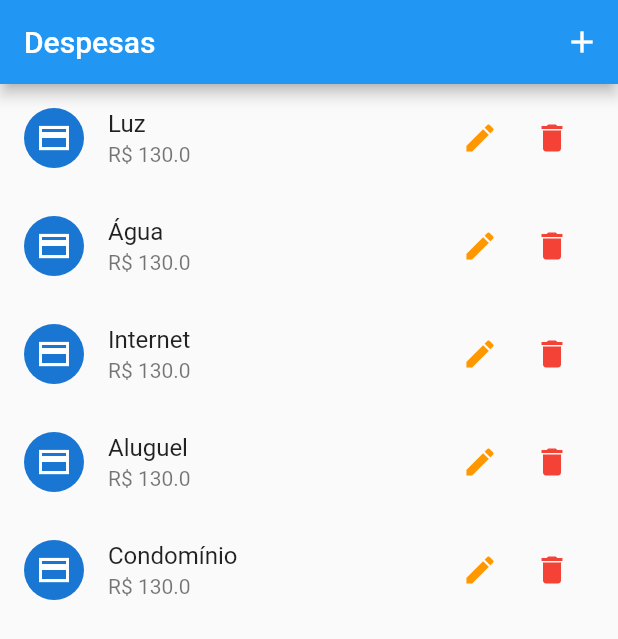
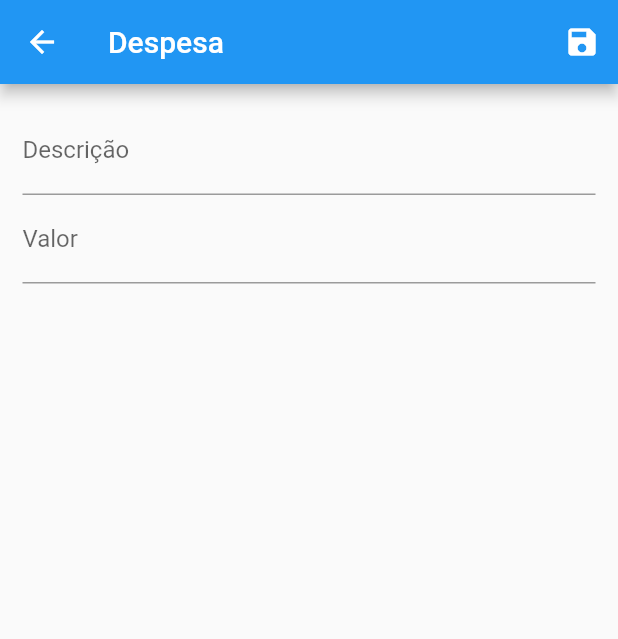
Before and after one commit to davidrezende/financial_expert, a Flutter app: the screen it shows after launch, after a tap on the "edit" icon, on a phone screen of 412 x 824 dp. Shown: the top 639 px of the screen. Run offline on Flutter 3.47's test engine with Material 2 defaults, Android fonts, the phone set to English and light mode, and no system bars.

Commit message:
add new expense feature

```diff
--- a/lib/components/expense_list.dart
+++ b/lib/components/expense_list.dart
@@ -1,6 +1,7 @@
 import 'package:financial_expert/components/expense_tile.dart';
-import 'package:financial_expert/data/expense_data.dart';
+import 'package:financial_expert/provider/expenses.dart';
 import 'package:flutter/material.dart';
+import 'package:provider/provider.dart';
 
 class ExpenseList extends StatelessWidget {
   const ExpenseList({Key? key}) : super(key: key);
@@ -8,11 +9,11 @@ class ExpenseList extends StatelessWidget {
 
   @override
   Widget build(BuildContext context) {
-    var expenses = {...DUMMY_EXPENSES};
+    final ExpensesProvider expenses = Provider.of(context);
 
     return ListView.builder(
-        itemCount: expenses.length,
-        itemBuilder: (ctx, i) => ExpenseTile(expenses.values.elementAt(i)),
+        itemCount: expenses.count,
+        itemBuilder: (ctx, i) => ExpenseTile(expenses.byIndex(i)),
       );
   }
 }
--- a/lib/components/expense_tile.dart
+++ b/lib/components/expense_tile.dart
@@ -1,4 +1,5 @@
 import 'package:financial_expert/model/expense.dart';
+import 'package:financial_expert/routes/app_routes.dart';
 import 'package:flutter/material.dart';
 
 class ExpenseTile extends StatelessWidget {
@@ -18,12 +19,14 @@ class ExpenseTile extends StatelessWidget {
           child: Row(
             children: <Widget>[
               IconButton(
-                icon: Icon(Icons.edit),
-                onPressed: () {},
+                icon: const Icon(Icons.edit),
+                onPressed: () {
+                  Navigator.of(context).pushNamed(AppRoutes.EXPENSE_FORM, arguments: expense);
+                },
                 color: Colors.orange,
               ),
                IconButton(
-                icon: Icon(Icons.delete),
+                icon: const Icon(Icons.delete),
                 onPressed: () {},
                 color: Colors.red,
               ),
--- a/lib/data/expense_data.dart
+++ b/lib/data/expense_data.dart
@@ -1,9 +1,14 @@
 import 'package:financial_expert/model/expense.dart';
 
 var DUMMY_EXPENSES = {
-  '1': Expense(1, 'Luz', 'D', 130.00, 3, 2022),
-  '2': Expense(2, 'Água', 'D', 130.00, 3, 2022),
-  '3': Expense(3, 'Internet', 'D', 130.00, 3, 2022),
-  '4': Expense(4, 'Aluguel', 'D', 130.00, 3, 2022),
-  '5': Expense(5, 'Condomínio', 'D', 130.00, 3, 2022),
+  '1': Expense(
+      id: 1, name: 'Luz', type: 'D', value: 130.00, month: 3, year: 2022),
+  '2': Expense(
+      id: 2, name: 'Água', type: 'D', value: 130.00, month: 3, year: 2022),
+  '3': Expense(
+      id: 3, name: 'Internet', type: 'D', value: 130.00, month: 3, year: 2022),
+  '4': Expense(
+      id: 4, name: 'Aluguel', type: 'D', value: 130.00, month: 3, year: 2022),
+  '5': Expense(
+      id: 5, name: 'Condomínio', type: 'D', value: 130.00, month: 3, year: 2022)
 };
--- a/lib/main.dart
+++ b/lib/main.dart
@@ -1,5 +1,9 @@
+import 'package:financial_expert/provider/expenses.dart';
+import 'package:financial_expert/routes/app_routes.dart';
+import 'package:financial_expert/views/expense_form.dart';
 import 'package:financial_expert/views/expense_page.dart';
 import 'package:flutter/material.dart';
+import 'package:provider/provider.dart';
 
 void main() {
   runApp(const MyApp());
@@ -11,12 +15,19 @@ class MyApp extends StatelessWidget {
   // This widget is the root of your application.
   @override
   Widget build(BuildContext context) {
-    return MaterialApp(
-      title: 'Flutter Demo',
-      theme: ThemeData(
-        primarySwatch: Colors.blue,
-      ),
-      home: ExpensePage()
+    return MultiProvider(
+      providers: [
+        ChangeNotifierProvider(create: (ctx) => ExpensesProvider()),
+      ],
+      child: MaterialApp(
+          title: 'Financial Expert',
+          theme: ThemeData(
+            primarySwatch: Colors.blue,
+          ),
+          routes: {
+            AppRoutes.HOME: (_) => ExpensePage(),
+            AppRoutes.EXPENSE_FORM: (_) => ExpenseForm(),
+          }),
     );
   }
 }
--- a/lib/model/expense.dart
+++ b/lib/model/expense.dart
@@ -1,18 +1,16 @@
-
-
 class Expense {
-  final int id;
+  final int? id;
   final String name;
   final double value;
-  final String type;
-  final int month;
-  final int year;
-  Expense(
+  final String? type;
+  final int? month;
+  final int? year;
+  Expense({
     this.id,
-    this.name,
+    required this.name,
     this.type,
-    this.value,
+    required this.value,
     this.month,
     this.year,
-  );
+  });
 }
--- /dev/null
+++ b/lib/routes/app_routes.dart
@@ -0,0 +1,6 @@
+class AppRoutes {
+
+  static const HOME = '/';
+  static const EXPENSE_FORM = '/expense-form';
+
+}
--- a/lib/views/expense_form.dart
+++ b/lib/views/expense_form.dart
@@ -0,0 +1,64 @@
+import 'package:financial_expert/model/expense.dart';
+import 'package:financial_expert/provider/expenses.dart';
+import 'package:flutter/material.dart';
+import 'package:provider/provider.dart';
+
+class ExpenseForm extends StatelessWidget {
+  final _form = GlobalKey<FormState>();
+  final Map<String, Object> _formData = {};
+  @override
+  Widget build(BuildContext context) {
+    return Scaffold(
+        appBar: AppBar(
+          title: const Text('Despesa'),
+          actions: <Widget>[
+            IconButton(
+              icon: const Icon(Icons.save),
+              onPressed: () {
+                final isValid = _form.currentState?.validate();
+
+                if (isValid != null && isValid) {
+                  _form.currentState?.save();
+                  Provider.of<ExpensesProvider>(context, listen: false).put(
+                    Expense(
+                      name: _formData['name'].toString(),
+                      value: double.parse(_formData['value'].toString()),
+                    ),
+                  );
+                  Navigator.of(context).pop();
+                }
+              },
+            )
+          ],
+        ),
+        body: Padding(
+          padding: const EdgeInsets.all(15),
+          child: Form(
+              key: _form,
+              child: Column(
+                children: <Widget>[
+                  TextFormField(
+                    decoration: const InputDecoration(labelText: 'Descrição'),
+                    validator: (value) {
+                      if (value == null || value.isEmpty) {
+                        return 'Inválido';
+                      }
+                      return null;
+                    },
+                    onSaved: (value) => _formData['name'] = value!,
+                  ),
+                  TextFormField(
+                    decoration: const InputDecoration(labelText: 'Valor'),
+                    validator: (value) {
+                      if (value == null || value.isEmpty) {
+                        return 'Inválido';
+                      }
+                      return null;
+                    },
+                    onSaved: (value) => _formData['value'] = value!,
+                  ),
+                ],
+              )),
+        ));
+  }
+}
--- a/lib/views/expense_page.dart
+++ b/lib/views/expense_page.dart
@@ -1,18 +1,23 @@
 import 'package:financial_expert/components/expense_list.dart';
+import 'package:financial_expert/provider/expenses.dart';
+import 'package:financial_expert/routes/app_routes.dart';
 import 'package:flutter/material.dart';
+import 'package:provider/provider.dart';
 
 class ExpensePage extends StatelessWidget {
-  const ExpensePage({Key? key}) : super(key: key);
-
   @override
   Widget build(BuildContext context) {
+    final ExpensesProvider expenses = Provider.of(context);
+
     return Scaffold(
         appBar: AppBar(
           title: const Text('Despesas'),
           actions: <Widget>[
             IconButton(
               icon: const Icon(Icons.add),
-              onPressed: () {},
+              onPressed: () {
+                Navigator.of(context).pushNamed(AppRoutes.EXPENSE_FORM);
+              },
             ),
           ],
         ),
--- a/pubspec.yaml
+++ b/pubspec.yaml
@@ -29,6 +29,7 @@ environment:
 dependencies:
   flutter:
     sdk: flutter
+  provider:
 
 
   # The following adds the Cupertino Icons font to your application.
```
Also changed, not shown: lib/provider/expenses.dart (added, +54 -0 lines), pubspec.lock.
